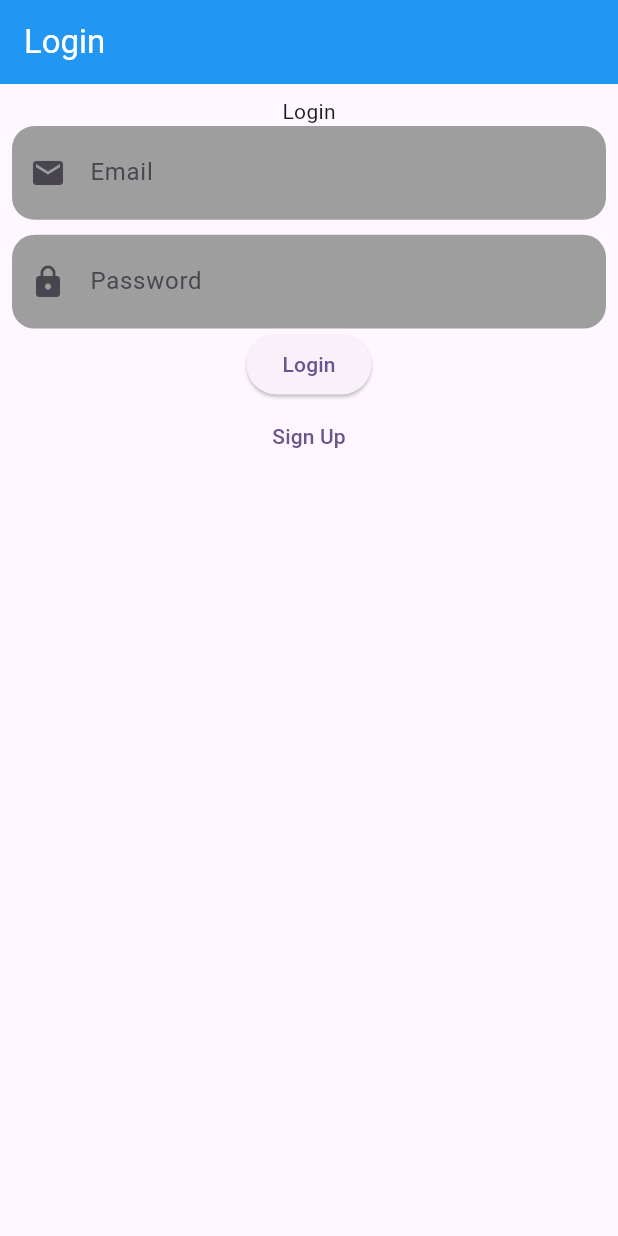
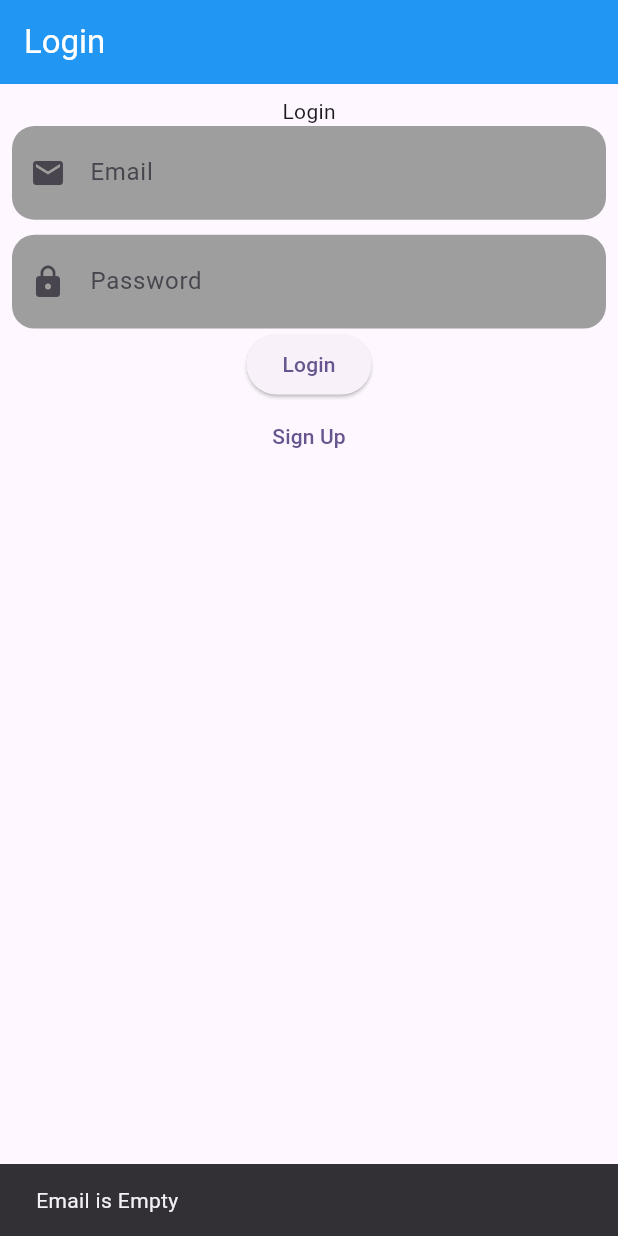
Before and after one commit to AbRehman536/mohib_frontend, a Flutter app: the screen it shows after launch, after a tap on "Login", on a phone screen of 412 x 824 dp. Run offline on Flutter 3.47's test engine with Material 3 defaults, Android fonts, the phone set to English and light mode, and no system bars.

Commit message:
Text Field Validation Done

```diff
--- a/lib/login.dart
+++ b/lib/login.dart
@@ -1,8 +1,15 @@
 import 'package:flutter/material.dart';
 
-class Login extends StatelessWidget {
+class Login extends StatefulWidget {
   const Login({super.key});
 
+  @override
+  State<Login> createState() => _LoginState();
+}
+
+class _LoginState extends State<Login> {
+  TextEditingController emailController= TextEditingController();
+  TextEditingController passwordController= TextEditingController();
   @override
   Widget build(BuildContext context) {
     return Scaffold(
@@ -16,6 +23,7 @@ class Login extends StatelessWidget {
         child: Column(children: [
           Text("Login"),
           TextField(
+            controller: emailController,
             keyboardType: TextInputType.emailAddress,
             decoration: InputDecoration(
               fillColor: Colors.grey,
@@ -32,6 +40,7 @@ class Login extends StatelessWidget {
           ),
           SizedBox(height: 10,),
           TextField(
+            controller: passwordController,
             keyboardType: TextInputType.phone,
             decoration: InputDecoration(
               fillColor: Colors.grey,
@@ -45,7 +54,23 @@ class Login extends StatelessWidget {
                   borderSide: BorderSide.none
               )
           ),),
-          ElevatedButton(onPressed: () {  }, child: Text("Login"),),
+          ElevatedButton(onPressed: () {
+            if(emailController.text.isEmpty){
+              ScaffoldMessenger.of(context)
+                  .showSnackBar(SnackBar(content: Text("Email is Empty")));
+              return;
+            }
+            if(passwordController.text.isEmpty){
+              ScaffoldMessenger.of(context)
+                  .showSnackBar(SnackBar(content: Text("Password is Empty")));
+              return;
+            }
+            if(passwordController.text.length < 8){
+              ScaffoldMessenger.of(context)
+                  .showSnackBar(SnackBar(content: Text("Password should be more than 8 digits")));
+              return;
+            }
+          }, child: Text("Login"),),
           TextButton(onPressed: (){}, child: Text("Sign Up"))
         ],),
       ),
```
